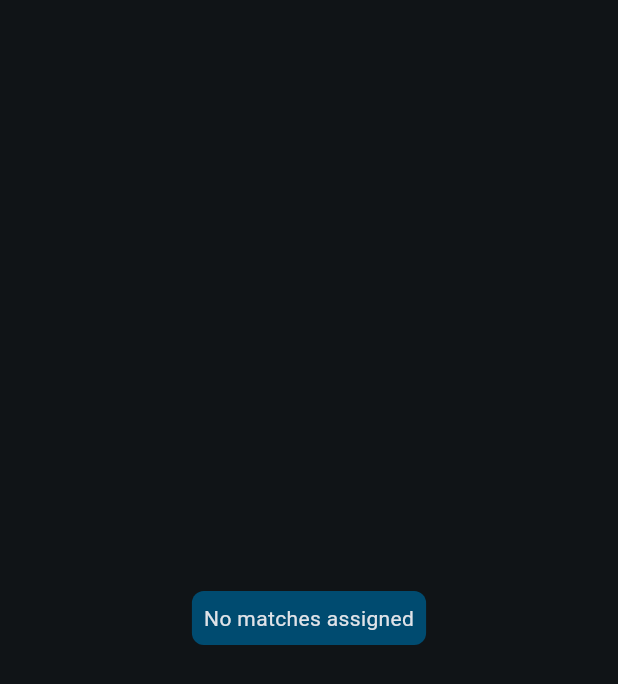
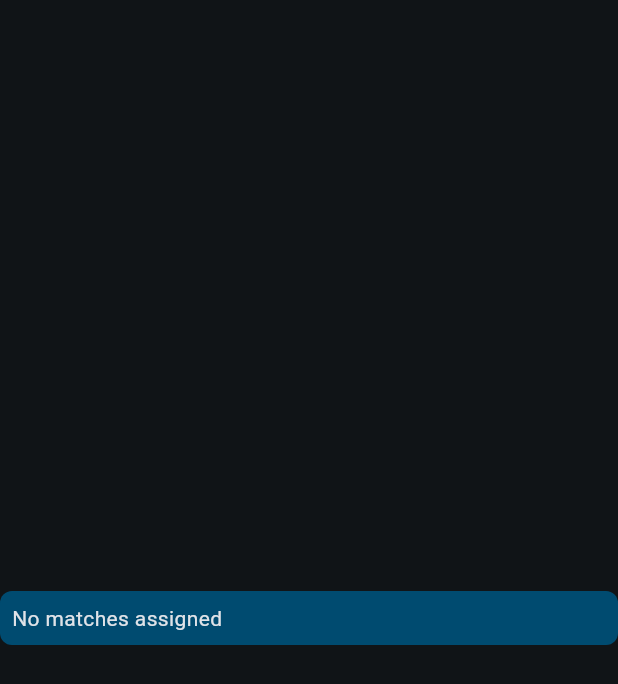
Before and after one commit to zebubull/wordo, a Flutter app: the ScoutView widget shown alone on an empty page, opened directly, on a phone screen of 412 x 824 dp. Shown: the top 684 px of the screen. Run offline on Flutter 3.47's test engine with Material 3 defaults, Android fonts, the phone set to English and light mode, and no system bars; our stand-ins replace file_picker, qr_flutter, shared_preferences, watch_it; missing offline and left inert: mobile_scanner; accounts and stored records are empty.

Commit message:
feat: Add QR code export

```diff
--- a/lib/views/scouter/scout.dart
+++ b/lib/views/scouter/scout.dart
@@ -12,12 +12,8 @@ class ScoutView extends StatelessWidget {
         if (client.loadingMatches) return CircularProgressIndicator();
 
         return CenteredCard(
-            child: Column(
-                mainAxisAlignment: MainAxisAlignment.center,
-                mainAxisSize: MainAxisSize.min,
-                children: [
-              if (client.assignedMatches.isEmpty)
-                const Text('No matches assigned'),
+            child: ListView(shrinkWrap: true, children: [
+          if (client.assignedMatches.isEmpty) const Text('No matches assigned'),
           for (var match in client.assignedMatches)
             Padding(
               padding: const EdgeInsets.all(8.0),
--- a/pubspec.yaml
+++ b/pubspec.yaml
@@ -15,9 +15,11 @@ dependencies:
     sdk: flutter
 
   get_it: ^7.6.7
+  mobile_scanner: ^4.0.1
   network_info_plus: ^4.1.0+1
   path_provider: ^2.1.2
   provider: ^6.1.1
+  qr_flutter: ^4.1.0
   shared_preferences: ^2.2.2
   watch_it: ^1.4.0
 
```
Also changed, not shown: lib/util/byte_helper.dart (+21 -1 lines), lib/views/manager/user.dart (+32 -0 lines), lib/views/scouter/connect.dart (+8 -0 lines), pubspec.lock, 4 other files. Lines whose indentation alone changed are shown as unchanged.
